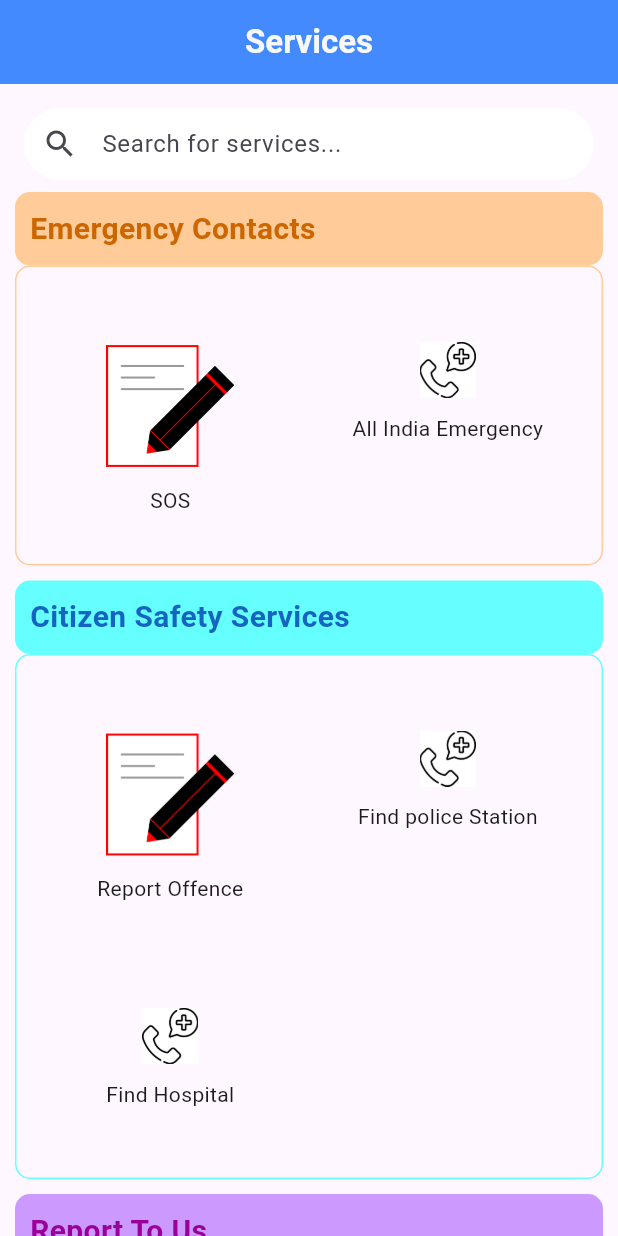
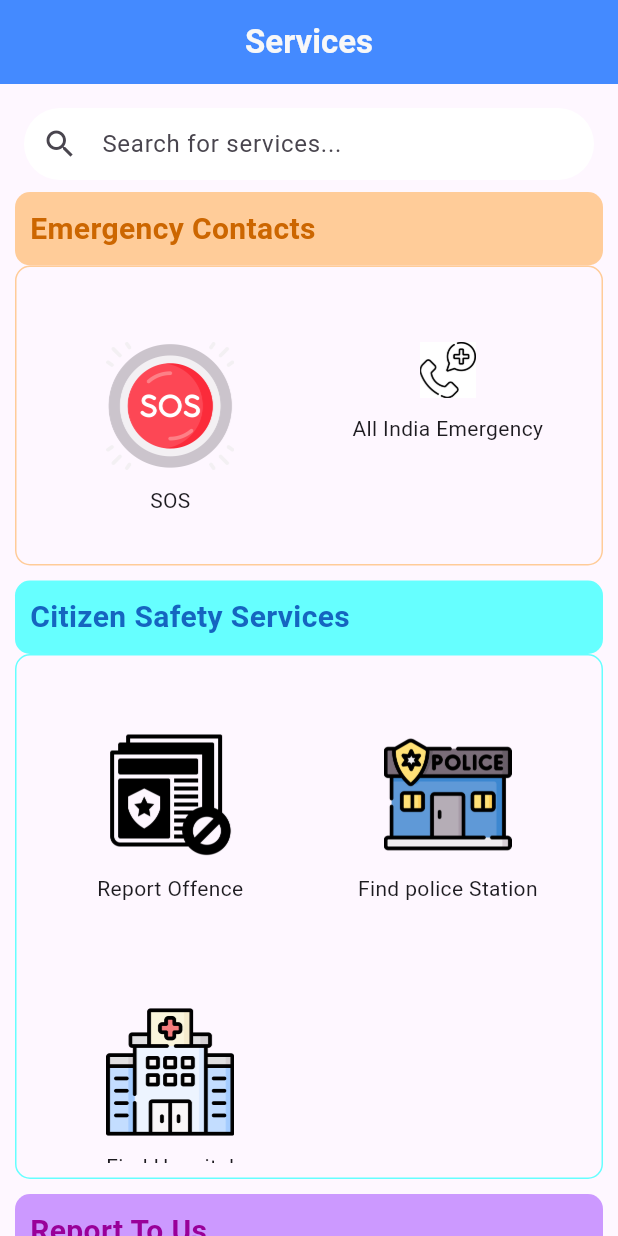
Before and after one commit to Ayesha126/crime_project, a Flutter app: the ServicePage screen opened directly, on a phone screen of 412 x 824 dp. Run offline on Flutter 3.47's test engine with Material 3 defaults, Android fonts, the phone set to English and light mode, and no system bars; our stand-ins replace carousel_slider, fluttertoast, font_awesome_flutter, google_fonts; missing offline and left inert: flutter_phone_direct_caller; network calls fail; Roboto replaces fonts that are missing (Laila).

Commit message:
Service Page updated2

```diff
--- a/lib/citizen/navigation_bar.dart
+++ b/lib/citizen/navigation_bar.dart
@@ -1,5 +1,6 @@
 import 'package:crime_track_master/citizen/emergency_contact.dart';
 import 'package:crime_track_master/citizen/services.dart';
+import 'package:crime_track_master/citizen/setting.dart';
 import 'package:flutter/material.dart';
 
 import 'home_page.dart';
@@ -14,9 +15,10 @@ class BottomPage extends StatefulWidget {
 class _BottomPageState extends State<BottomPage> {
   int currentIndex=0;
   List<Widget> pages=[
+    HomeScreen(),
     ServicePage(),
-    HomeScreen(),
     ContactPage(),
+    Setting(),
   ];
   onTapped(int index){
     setState(() {
@@ -30,6 +32,7 @@ class _BottomPageState extends State<BottomPage> {
       bottomNavigationBar: BottomNavigationBar(
         currentIndex: currentIndex,
         type: BottomNavigationBarType.fixed,
+        onTap: onTapped,
         items: [
           BottomNavigationBarItem(
             label: 'home',
--- a/lib/citizen/services.dart
+++ b/lib/citizen/services.dart
@@ -95,7 +95,7 @@ class _ServicePageState extends State<ServicePage> {
                     SizedBox(height: 40),
                     Align(
                       alignment: Alignment.bottomCenter,
-                      child: Image.asset('images/img.png', scale: 6.0),
+                      child: Image.asset('images/sos.png', scale: 6.0),
                     ),
                     SizedBox(height: 10), // add some space between the image and the text
                     Center(
@@ -165,7 +165,7 @@ class _ServicePageState extends State<ServicePage> {
                     SizedBox(height: 40),
                     Align(
                       alignment: Alignment.bottomCenter,
-                      child: Image.asset('images/img.png', scale: 6.0),
+                      child: Image.asset('images/report.png', scale: 6.0),
                     ),
                     SizedBox(height: 10), // add some space between the image and the text
                     Center(
@@ -178,7 +178,7 @@ class _ServicePageState extends State<ServicePage> {
                     SizedBox(height: 40),
                     Align(
                       alignment: Alignment.bottomCenter,
-                      child: Image.asset('images/em1.png', scale: 6.0),
+                      child: Image.asset('images/police station.png', scale: 6.0),
                     ),
                     SizedBox(height: 10), // add some space between the image and the text
                     Center(
@@ -191,7 +191,7 @@ class _ServicePageState extends State<ServicePage> {
                     SizedBox(height: 40),
                     Align(
                       alignment: Alignment.bottomCenter,
-                      child: Image.asset('images/em1.png', scale: 6.0),
+                      child: Image.asset('images/hospital.png', scale: 6.0),
                     ),
                     SizedBox(height: 10), // add some space between the image and the text
                     Center(
@@ -261,7 +261,7 @@ class _ServicePageState extends State<ServicePage> {
                     SizedBox(height: 40),
                     Align(
                       alignment: Alignment.bottomCenter,
-                      child: Image.asset('images/em1.png', scale: 6.0),
+                      child: Image.asset('images/hacking.png', scale: 6.0),
                     ),
                     SizedBox(height: 10), // add some space between the image and the text
                     Center(
@@ -274,7 +274,7 @@ class _ServicePageState extends State<ServicePage> {
                     SizedBox(height: 40),
                     Align(
                       alignment: Alignment.bottomCenter,
-                      child: Image.asset('images/em1.png', scale: 6.0),
+                      child: Image.asset('images/suspect.png', scale: 6.0),
                     ),
                     SizedBox(height: 10), // add some space between the image and the text
                     Center(
@@ -344,7 +344,7 @@ class _ServicePageState extends State<ServicePage> {
                     SizedBox(height: 40),
                     Align(
                       alignment: Alignment.bottomCenter,
-                      child: Image.asset('images/em1.png', scale: 6.0),
+                      child: Image.asset('images/hacking.png', scale: 6.0),
                     ),
                     SizedBox(height: 10), // add some space between the image and the text
                     Center(
@@ -357,7 +357,7 @@ class _ServicePageState extends State<ServicePage> {
                     SizedBox(height: 40),
                     Align(
                       alignment: Alignment.bottomCenter,
-                      child: Image.asset('images/em1.png', scale: 6.0),
+                      child: Image.asset('images/internet tips.png', scale: 6.0),
                     ),
                     SizedBox(height: 10), // add some space between the image and the text
                     Center(
--- a/lib/main.dart
+++ b/lib/main.dart
@@ -3,6 +3,8 @@ import 'package:crime_track_master/citizen/emergency_contact.dart';
 import 'package:crime_track_master/citizen/home_page.dart';
 import 'package:crime_track_master/citizen/navigation_bar.dart';
 import 'package:crime_track_master/citizen/services.dart';
+import 'package:crime_track_master/police/homepage.dart';
+import 'package:crime_track_master/police/widgetsPolice/navigation_menu.dart';
 import 'package:flutter/material.dart';
 import 'package:crime_track_master/Pages/login_page.dart';
 
```
Also changed, not shown: lib/citizen/setting.dart (added, +24 -0 lines), images/hacking.png (added), images/hospital.png (added), images/internet tips.png (added), images/police station.png (added), images/report.png (added), images/sos.png (added), images/suspect.png (added).
